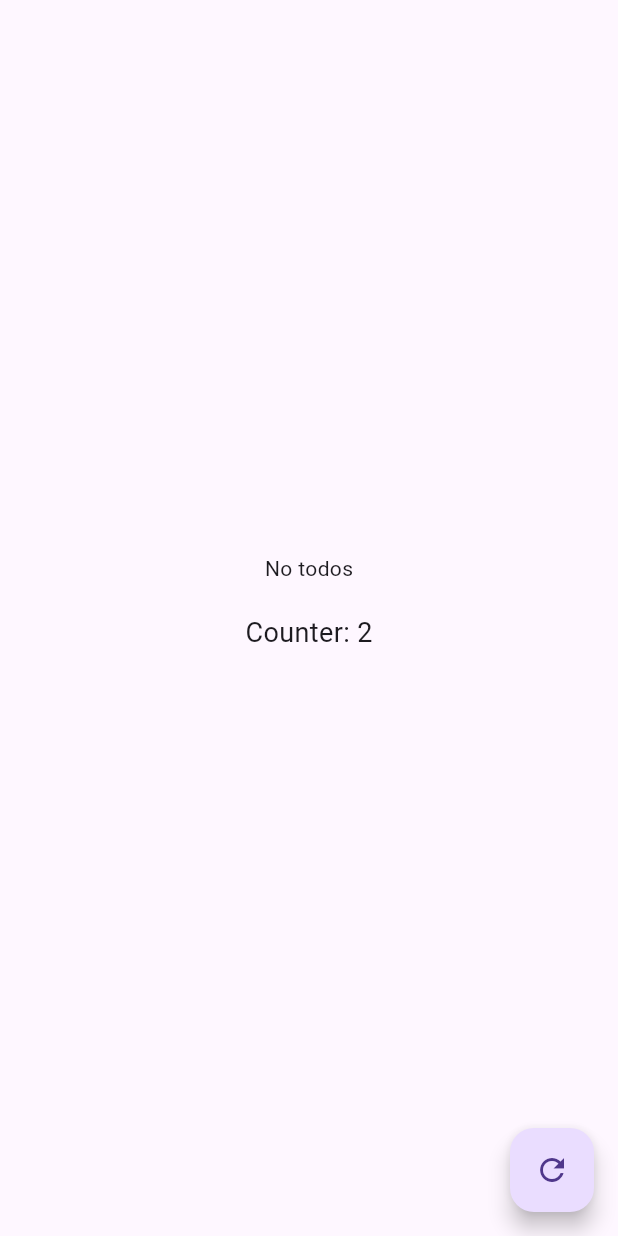
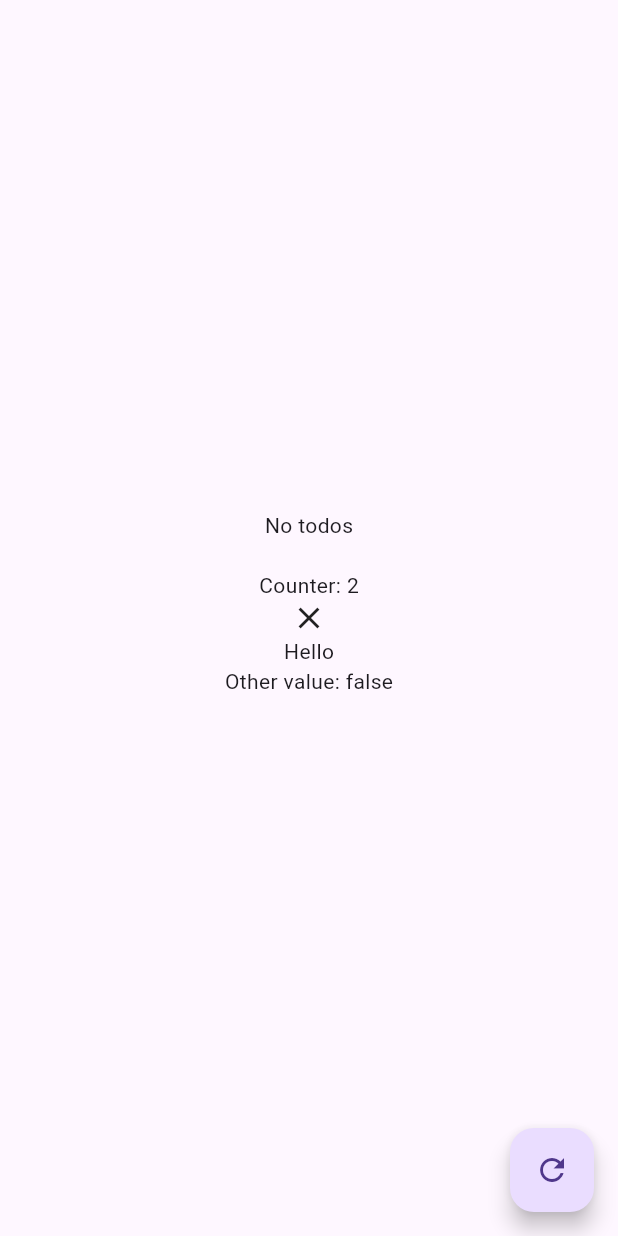
Before and after one commit to tusharhow/StateFlow, a Flutter app: the TestApp screen opened directly, on a phone screen of 412 x 824 dp. Run offline on Flutter 3.47's test engine with Material 3 defaults, Android fonts, the phone set to English and light mode, and no system bars.

Commit message:
StateValueBuilder issues are fixed.

```diff
--- a/example/lib/main.dart
+++ b/example/lib/main.dart
@@ -1,5 +1,5 @@
 import 'package:flutter/material.dart';
-  import 'package:state_flow/state_flow.dart';
+import 'package:state_flow/state_flow.dart';
 import 'dart:convert';
 
 void main() {
@@ -30,7 +30,7 @@ class AppRoutes {
   static const String second = '/second';
 
   static final routes = {
-    home: (context) => HomeScreen(),
+    home: (context) => TestApp(),
     second: (context) => SecondScreen(),
   };
 }
@@ -45,9 +45,8 @@ class HomeScreen extends StatelessWidget {
           mainAxisAlignment: MainAxisAlignment.center,
           children: [
             ElevatedButton(
-              child: Text('Go to Second Screen'),
-              onPressed: () => StateFlow.to('/second')
-            ),
+                child: Text('Go to Second Screen'),
+                onPressed: () => StateFlow.to('/second')),
             ElevatedButton(
               child: Text('Replace with Third Screen'),
               onPressed: () => StateFlow.off('/third'),
@@ -107,12 +106,11 @@ class SecondScreen extends StatelessWidget {
 }
 
 class Hi extends StateFlowWidget {
- const Hi({super.key}) : super();
+  const Hi({super.key}) : super();
   @override
   Widget build(BuildContext context) {
     return const Placeholder();
   }
-
 }
 
 // THIRD, FOURTH, FIFTH SCREENS
@@ -235,7 +233,7 @@ class TestApp extends StateFlowWidget {
   @override
   Widget build(BuildContext context) {
     final todoController = listen(TodoController);
-    final counterController = listen(CounterController);
+    final CounterController counterController = listen(CounterController);
 
     return Scaffold(
       floatingActionButton: FloatingActionButton(
@@ -271,9 +269,24 @@ class TestApp extends StateFlowWidget {
             ),
             SizedBox(height: 20),
             StateValueBuilder(
-              value: counterController.count,
-              builder: (value) =>
-                  Text('Counter: $value', style: TextStyle(fontSize: 18)),
+              values: [
+                counterController.count,
+                false,
+                'Hello',
+                false,
+              ],
+              builder: (values) {
+                var [count, isActive, greeting, otherValue] = values;
+
+                return Column(
+                  children: [
+                    Text('Counter: $count'),
+                    Icon(isActive ? Icons.check : Icons.close),
+                    Text(greeting),
+                    Text('Other value: $otherValue'),
+                  ],
+                );
+              },
             ),
             SizedBox(height: 20),
           ],
--- a/lib/src/state/state_value_builder.dart
+++ b/lib/src/state/state_value_builder.dart
@@ -1,25 +1,56 @@
 import 'package:flutter/material.dart';
 import 'package:state_flow/state_flow.dart';
 
-class StateValueBuilder<T> extends StatelessWidget {
-  final StateValue<T> value;
-  final Widget Function(T) builder;
+class StateValues {
+  final List<dynamic> _values;
+  const StateValues(this._values);
+}
+
+class StateValueBuilder extends StatelessWidget {
+  final List<dynamic> values;
+  final Widget Function(List<dynamic>) builder;
 
   const StateValueBuilder({
     super.key,
-    required this.value,
+    required this.values,
     required this.builder,
   });
 
   @override
   Widget build(BuildContext context) {
+    List<String> listenToKeys = values
+        .whereType<StateValue>()
+        .map((stateValue) => stateValue.key)
+        .toList();
+
     return StateFlowBuilder(
-      listenTo: [value.key],
+      listenTo: listenToKeys,
       builder: (context) {
-        return builder(value.value);
+        List<dynamic> currentValues = values.map((value) {
+          return value is StateValue ? value.value : value;
+        }).toList();
+        return builder(currentValues);
       },
     );
   }
+}
+
+// Helper function to create StateValues
+StateValues $([
+  dynamic a,
+  dynamic b,
+  dynamic c,
+  dynamic d,
+  dynamic e,
+  dynamic f,
+  dynamic g,
+  dynamic h,
+  dynamic i,
+  dynamic j,
+]) {
+  return StateValues([a, b, c, d, e, f, g, h, i, j]
+      .where((element) => element != null)
+      .toList());
 }
 
 class WidgetStateValueBuilder<T> extends StatelessWidget {
--- a/pubspec.yaml
+++ b/pubspec.yaml
@@ -1,6 +1,6 @@
 name: state_flow
 description: "StateFlow provides a simple and efficient way to manage state in your Flutter applications."
-version: 0.0.3
+version: 0.0.4
 homepage: https://github.com/tusharhow/StateFlow
 
 environment:
@@ -11,7 +11,6 @@ dependencies:
   flutter:
     sdk: flutter
 
-
 dev_dependencies:
   flutter_test:
     sdk: flutter
```
Also changed, not shown: 2 other files.
